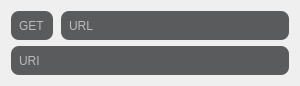
Above: requestitem.ui from tmstieff/Woke before the change. Below: the same form after it.
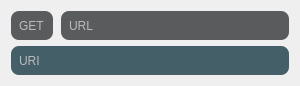
That is the form after the change.

The edit to the form file:
```diff
--- a/requestitem.ui
+++ b/requestitem.ui
@@ -63,6 +63,11 @@
    </item>
    <item>
     <widget class="QLabel" name="uriLabel">
+     <property name="styleSheet">
+      <string notr="true">#uriLabel {
+	background-color: #445F68;
+}</string>
+     </property>
      <property name="text">
       <string>URI</string>
      </property>
```
